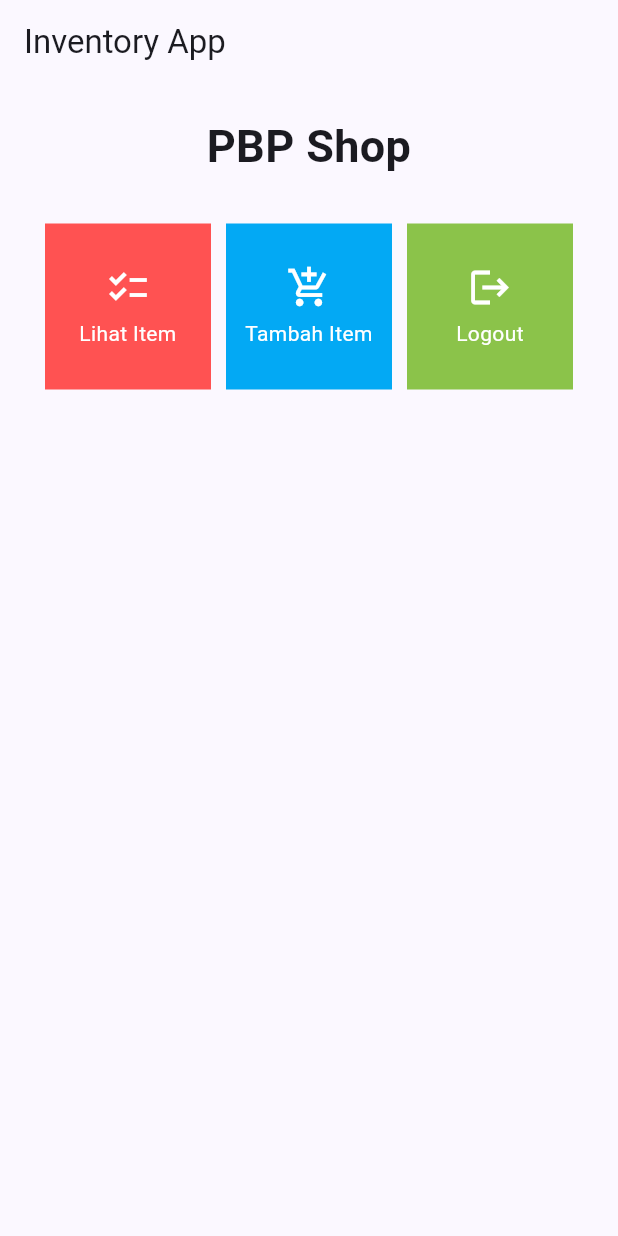
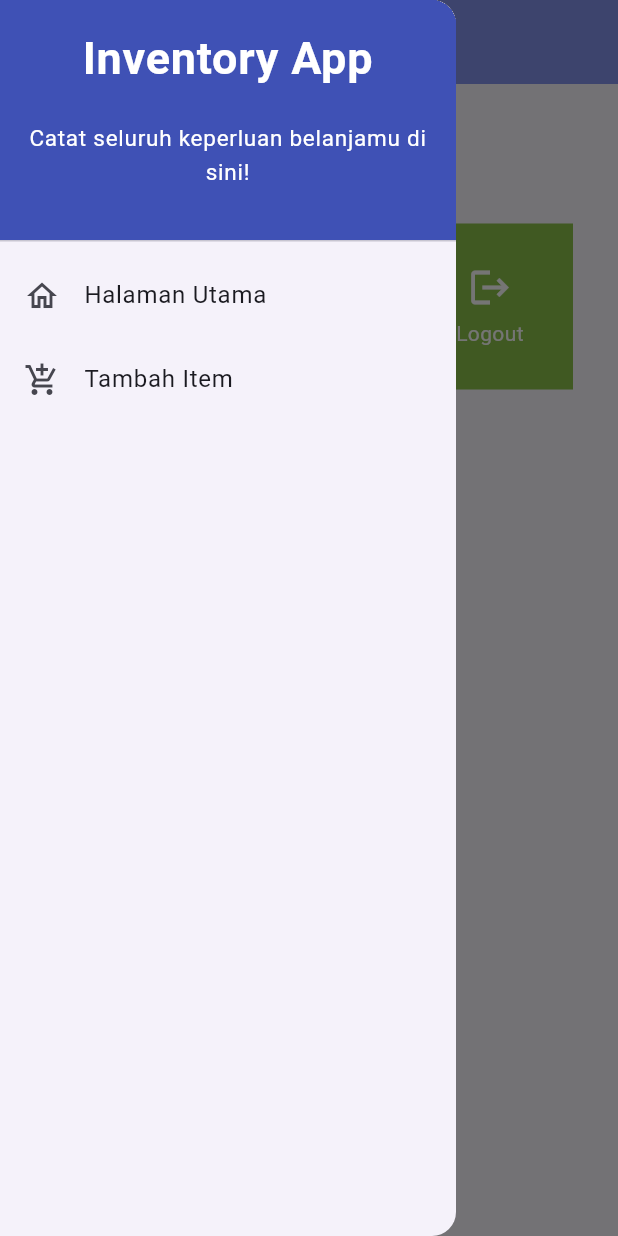
Before and after one commit to HilmyAmmar/inventory_app_mobile, a Flutter app: the screen it shows after launch, with the side drawer open (before the commit the screen has no drawer), on a phone screen of 412 x 824 dp. Run offline on Flutter 3.47's test engine with Material 2 defaults, Android fonts, the phone set to English and light mode, and no system bars.

Commit message:
tugas 8 selesai

```diff
--- a/lib/main.dart
+++ b/lib/main.dart
@@ -1,5 +1,5 @@
 import 'package:flutter/material.dart';
-import 'package:inventory_app/menu.dart';
+import 'package:inventory_app/screens/menu.dart';
 
 void main() {
   runApp(const MyApp());
--- a/lib/menu.dart
+++ b/lib/screens/menu.dart
@@ -1,4 +1,6 @@
 import 'package:flutter/material.dart';
+import 'package:inventory_app/widgets/left_drawer.dart';
+import 'package:inventory_app/widgets/shop_card.dart';
 
 class ShopItem {
   final String name;
@@ -29,7 +31,10 @@ class MyHomePage extends StatelessWidget {
         title: const Text(
           'Inventory App',
         ),
+        backgroundColor: const Color.fromARGB(255, 133, 149, 238),
+        foregroundColor: Colors.white,
       ),
+      drawer: const LeftDrawer(),
       body: SingleChildScrollView(
         // Widget wrapper yang dapat discroll
         child: Padding(
@@ -70,48 +75,3 @@ class MyHomePage extends StatelessWidget {
     );
   }
 }
-
-class ShopCard extends StatelessWidget {
-  final ShopItem item;
-
-  const ShopCard(this.item, {super.key}); // Constructor
-
-  @override
-  Widget build(BuildContext context) {
-    return Material(
-      color: item.color,
-      child: InkWell(
-        // Area responsive terhadap sentuhan
-        onTap: () {
-          // Memunculkan SnackBar ketika diklik
-          ScaffoldMessenger.of(context)
-            ..hideCurrentSnackBar()
-            ..showSnackBar(SnackBar(
-                content: Text("Kamu telah menekan tombol ${item.name}!")));
-        },
-        child: Container(
-          // Container untuk menyimpan Icon dan Text
-          padding: const EdgeInsets.all(8),
-          child: Center(
-            child: Column(
-              mainAxisAlignment: MainAxisAlignment.center,
-              children: [
-                Icon(
-                  item.icon,
-                  color: Colors.white,
-                  size: 30.0,
-                ),
-                const Padding(padding: EdgeInsets.all(3)),
-                Text(
-                  item.name,
-                  textAlign: TextAlign.center,
-                  style: const TextStyle(color: Colors.white),
-                ),
-              ],
-            ),
-          ),
-        ),
-      ),
-    );
-  }
-}
--- /dev/null
+++ b/lib/widgets/left_drawer.dart
@@ -0,0 +1,69 @@
+import 'package:flutter/material.dart';
+import 'package:inventory_app/screens/menu.dart';
+import 'package:inventory_app/screens/shoplist_form.dart';
+
+class LeftDrawer extends StatelessWidget {
+  const LeftDrawer({super.key});
+
+  @override
+  Widget build(BuildContext context) {
+    return Drawer(
+      child: ListView(
+        children: [
+          const DrawerHeader(
+            decoration: BoxDecoration(
+              color: Colors.indigo,
+            ),
+            child: Column(
+              children: [
+                Text(
+                  'Inventory App',
+                  textAlign: TextAlign.center,
+                  style: TextStyle(
+                    fontSize: 30,
+                    fontWeight: FontWeight.bold,
+                    color: Colors.white,
+                  ),
+                ),
+                Padding(padding: EdgeInsets.all(10)),
+                Text(
+                  "Catat seluruh keperluan belanjamu di sini!",
+                  textAlign: TextAlign.center,
+                  style: TextStyle(
+                    fontSize: 15,
+                    color: Colors.white,
+                    fontWeight: FontWeight.normal,
+                  ),
+                ),
+              ],
+            ),
+          ),
+          ListTile(
+            leading: const Icon(Icons.home_outlined),
+            title: const Text('Halaman Utama'),
+            // Bagian redirection ke MyHomePage
+            onTap: () {
+              Navigator.pushReplacement(
+                  context,
+                  MaterialPageRoute(
+                    builder: (context) => MyHomePage(),
+                  ));
+            },
+          ),
+          ListTile(
+            leading: const Icon(Icons.add_shopping_cart),
+            title: const Text('Tambah Item'),
+            // Bagian redirection ke ShopFormPage
+            onTap: () {
+              Navigator.pushReplacement(
+                  context,
+                  MaterialPageRoute(
+                    builder: (context) => const ShopFormPage(),
+                  ));
+            },
+          ),
+        ],
+      ),
+    );
+  }
+}
--- /dev/null
+++ b/lib/widgets/shop_card.dart
@@ -0,0 +1,56 @@
+import 'package:flutter/material.dart';
+import 'package:inventory_app/screens/shoplist_form.dart';
+import 'package:inventory_app/screens/menu.dart';
+
+class ShopCard extends StatelessWidget {
+  final ShopItem item;
+
+  const ShopCard(this.item, {super.key}); // Constructor
+
+  @override
+  Widget build(BuildContext context) {
+    return Material(
+      color: item.color,
+      child: InkWell(
+        // Area responsive terhadap sentuhan
+        onTap: () {
+          // Memunculkan SnackBar ketika diklik
+          ScaffoldMessenger.of(context)
+            ..hideCurrentSnackBar()
+            ..showSnackBar(SnackBar(
+                content: Text("Kamu telah menekan tombol ${item.name}!")));
+
+          // Navigate ke route yang sesuai (tergantung jenis tombol)
+          if (item.name == "Tambah Item") {
+            Navigator.push(
+              context,
+              MaterialPageRoute(builder: (context) => const ShopFormPage()),
+            );
+          }
+        },
+        child: Container(
+          // Container untuk menyimpan Icon dan Text
+          padding: const EdgeInsets.all(8),
+          child: Center(
+            child: Column(
+              mainAxisAlignment: MainAxisAlignment.center,
+              children: [
+                Icon(
+                  item.icon,
+                  color: Colors.white,
+                  size: 30.0,
+                ),
+                const Padding(padding: EdgeInsets.all(3)),
+                Text(
+                  item.name,
+                  textAlign: TextAlign.center,
+                  style: const TextStyle(color: Colors.white),
+                ),
+              ],
+            ),
+          ),
+        ),
+      ),
+    );
+  }
+}
```
Also changed, not shown: lib/screens/shoplist_form.dart (added, +158 -0 lines).
